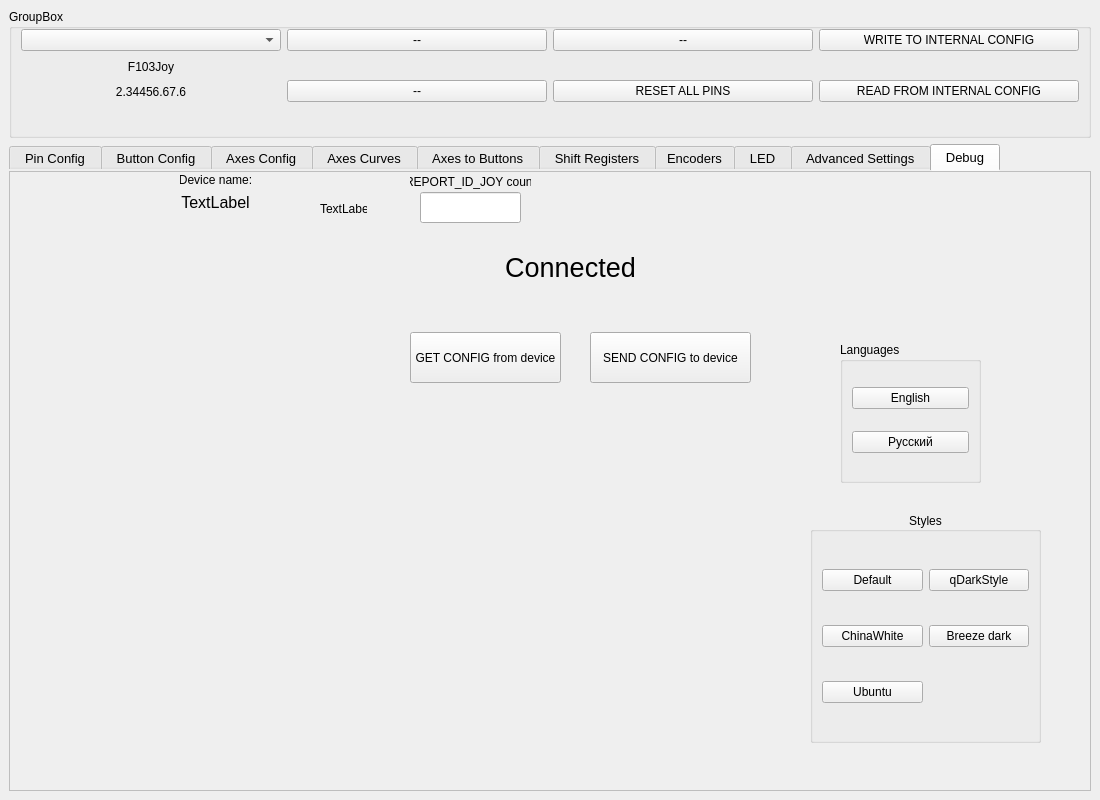
This is mainwindow.ui in FreeJoy-Team/FreeJoyConfiguratorQt as Qt 5 draws it before an edit. The edited form follows.
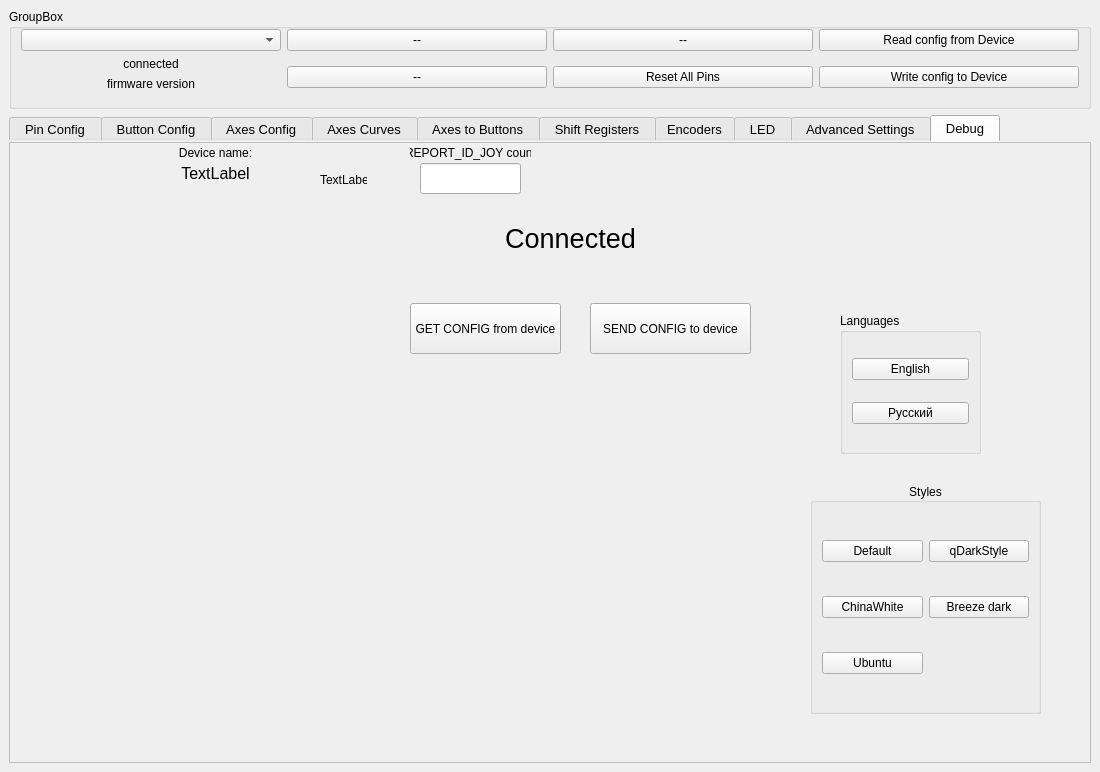
This is the edited form. Custom widgets are drawn as their Qt base class.

Commit message: read/write config

Diff of the .ui file:
```diff
--- a/mainwindow.ui
+++ b/mainwindow.ui
@@ -7,20 +7,20 @@
     <x>0</x>
     <y>0</y>
     <width>1100</width>
-    <height>800</height>
+    <height>772</height>
    </rect>
   </property>
   <property name="minimumSize">
    <size>
     <width>1100</width>
-    <height>800</height>
+    <height>772</height>
    </size>
   </property>
   <property name="windowTitle">
    <string>MainWindow</string>
   </property>
   <widget class="QWidget" name="centralwidget">
-   <layout class="QVBoxLayout" name="verticalLayout" stretch="4,20">
+   <layout class="QVBoxLayout" name="verticalLayout" stretch="3,20">
     <item>
      <layout class="QGridLayout" name="gridLayout_6" rowstretch="0,0">
       <property name="topMargin">
@@ -44,14 +44,14 @@
          <item row="1" column="2" rowspan="3">
           <widget class="QPushButton" name="pushButton_15">
            <property name="text">
-            <string>RESET ALL PINS</string>
+            <string>Reset All Pins</string>
            </property>
           </widget>
          </item>
          <item row="2" column="0">
           <widget class="QLabel" name="label_60">
            <property name="text">
-            <string>2.34456.67.6</string>
+            <string>firmware version</string>
            </property>
            <property name="alignment">
             <set>Qt::AlignCenter</set>
@@ -68,7 +68,7 @@
          <item row="1" column="3" rowspan="3">
           <widget class="QPushButton" name="pushButton_TEST_MAIN_BUTTON">
            <property name="text">
-            <string>READ FROM INTERNAL CONFIG</string>
+            <string>Write config to Device</string>
            </property>
           </widget>
          </item>
@@ -90,16 +90,19 @@
           <widget class="QComboBox" name="comboBox_HidDeviceList"/>
          </item>
          <item row="0" column="3">
-          <widget class="QPushButton" name="pushButton_TEST_2_BUTTON">
+          <widget class="QPushButton" name="pushButton_ReadConfig">
+           <property name="styleSheet">
+            <string notr="true"/>
+           </property>
            <property name="text">
-            <string>WRITE TO INTERNAL CONFIG</string>
+            <string>Read config from Device</string>
            </property>
           </widget>
          </item>
          <item row="1" column="0">
           <widget class="QLabel" name="label_59">
            <property name="text">
-            <string>F103Joy</string>
+            <string>connected</string>
            </property>
            <property name="alignment">
             <set>Qt::AlignCenter</set>
@@ -423,10 +426,10 @@
        <widget class="QLabel" name="label_2">
         <property name="geometry">
          <rect>
-          <x>170</x>
+          <x>160</x>
           <y>0</y>
-          <width>71</width>
-          <height>16</height>
+          <width>91</width>
+          <height>20</height>
          </rect>
         </property>
         <property name="text">
```
Left out of the diff: 8 changed lines with no effect on the pictures. The commit also changes 139 other files.
